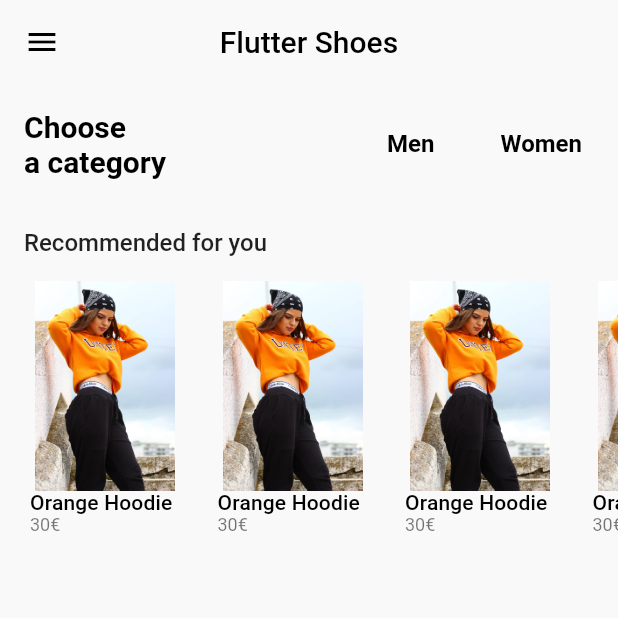
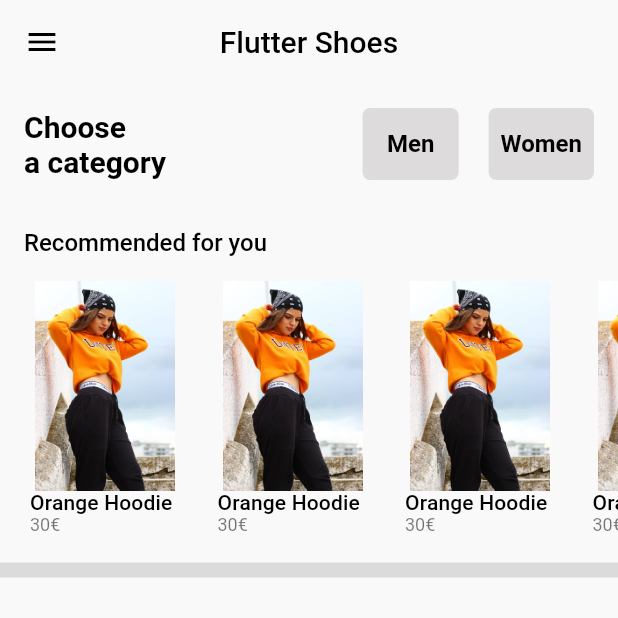
Before and after one commit to eryklorenc/flutter_shop, a Flutter app: the HomePage screen opened directly, on a phone screen of 412 x 824 dp, the top half of it. Run offline on Flutter 3.47's test engine with Material 2 defaults, Android fonts, the phone set to English and light mode, and no system bars; our stand-ins replace firebase_auth, firebase_core, firebase_crashlytics, flutter_bloc, get_it, google_fonts and 1 more; accounts and stored records are empty.

Commit message:
Add divider and rounding to textbuttons

```diff
--- a/lib/screens/home/home.dart
+++ b/lib/screens/home/home.dart
@@ -52,7 +52,19 @@ class _HomePageState extends State<HomePage> {
                     ),
                     Row(
                       children: [
-                        TextButton(
+                        Container(
+                          decoration: const BoxDecoration(
+                            color: Color.fromARGB(
+                              255,
+                              221,
+                              219,
+                              219,
+                            ),
+                            borderRadius: BorderRadius.all(
+                              Radius.circular(5),
+                            ),
+                          ),
+                          child: TextButton(
                             onPressed: () {
                               setState(() {
                                 menButtonSelected = true;
@@ -69,13 +81,28 @@ class _HomePageState extends State<HomePage> {
                             child: const Text(
                               'Men',
                               style: TextStyle(
-                                fontSize: 16, fontWeight: FontWeight.bold),
+                                fontSize: 16,
+                                fontWeight: FontWeight.bold,
+                              ),
+                            ),
                           ),
                         ),
                         const SizedBox(
                           width: 20.0,
                         ),
-                        TextButton(
+                        Container(
+                          decoration: const BoxDecoration(
+                            color: Color.fromARGB(
+                              255,
+                              221,
+                              219,
+                              219,
+                            ),
+                            borderRadius: BorderRadius.all(
+                              Radius.circular(5),
+                            ),
+                          ),
+                          child: TextButton(
                             onPressed: () {
                               setState(() {
                                 womenButtonSelected = true;
@@ -95,6 +122,7 @@ class _HomePageState extends State<HomePage> {
                                   fontSize: 16, fontWeight: FontWeight.bold),
                             ),
                           ),
+                        ),
                       ],
                     ),
                   ],
@@ -111,7 +139,10 @@ class _HomePageState extends State<HomePage> {
                   alignment: Alignment.topLeft,
                   child: Text(
                     'Recommended for you',
-                    style: TextStyle(fontSize: 16, fontWeight: FontWeight.w500),
+                    style: TextStyle(
+                        fontSize: 16,
+                        fontWeight: FontWeight.w500,
+                        color: Colors.black),
                   ),
                 ),
               ),
@@ -146,6 +177,12 @@ class _HomePageState extends State<HomePage> {
               )
             ],
           ),
+          const SizedBox(
+            height: 15,
+          ),
+          const Divider(
+            thickness: 10,
+          )
         ],
       ),
     );
```
Lines whose indentation alone changed are shown as unchanged.
